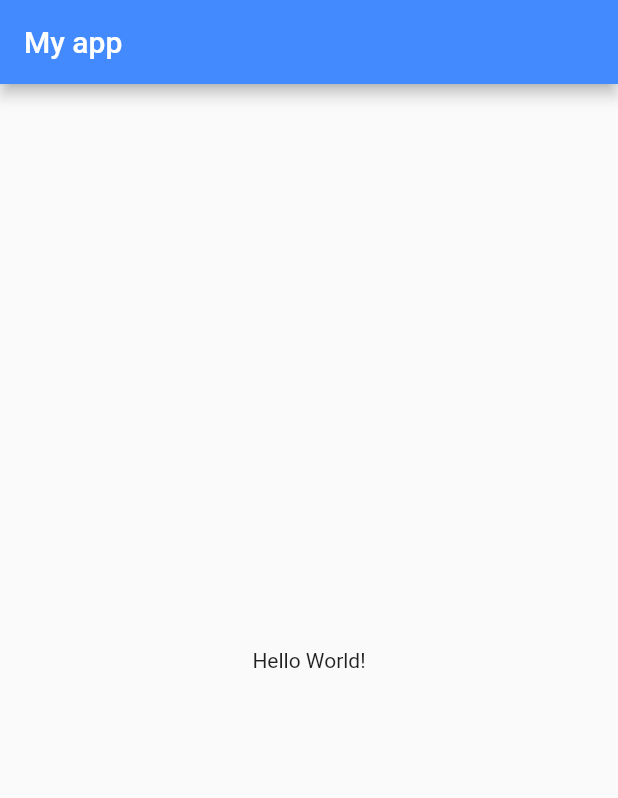
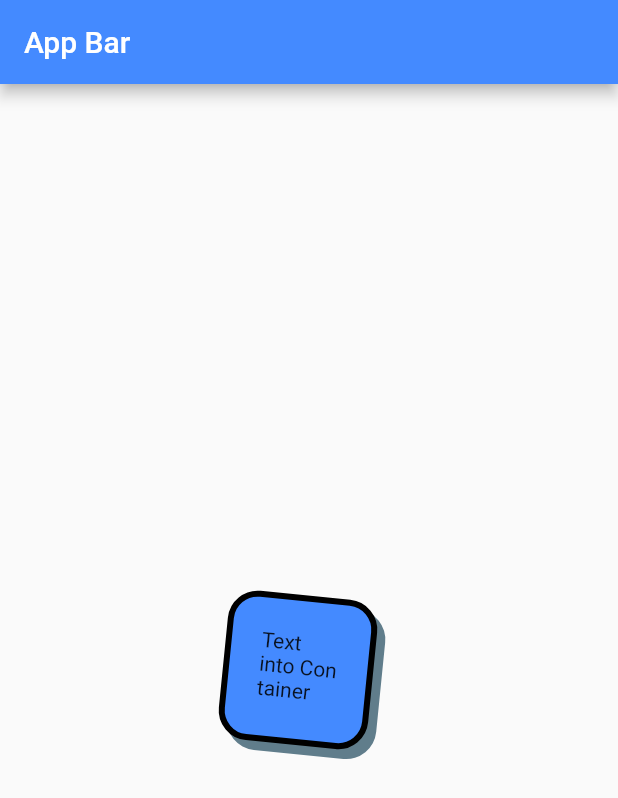
Before and after one commit to franGaraventa/flutterCourse, a Flutter app: the screen it shows after launch, on a phone screen of 412 x 824 dp. Shown: the top 798 px of the screen. Run offline on Flutter 3.47's test engine with Material 2 defaults, Android fonts, the phone set to English and light mode, and no system bars.

Commit message:
[05/30] Container

```diff
--- a/lib/src/app.dart
+++ b/lib/src/app.dart
@@ -1,5 +1,7 @@
 import 'package:flutter/cupertino.dart';
 import 'package:flutter/material.dart';
+import 'package:flutter_course/utils/Strings.dart';
+import 'package:flutter_course/utils/dimension.dart';
 
 class MyApp extends StatefulWidget {
   @override
@@ -10,15 +12,35 @@ class _MyAppState extends State<MyApp> {
   @override
   Widget build(BuildContext context) {
     return MaterialApp(
-      title: "My App",
+      title: appTitle,
       theme: ThemeData(primaryColor: Colors.blueAccent),
       home: Scaffold(
         appBar: AppBar(
-          title: Text("My app"),
+          title: Text(appBarTitle),
         ),
         body: Center(
-          child: Text("Hello World!"),
-        ),
+            child: Container(
+          height: Dimension.containerHeight,
+          width: Dimension.containerWidth,
+          margin: EdgeInsets.all(Dimension.containerMargin),
+          padding: EdgeInsets.all(Dimension.containerPadding),
+          decoration: BoxDecoration(
+              border: Border.all(
+                  width: Dimension.containerBoxDecorationBorder,
+                  color: Colors.black),
+              color: Colors.blueAccent.shade200,
+              borderRadius: BorderRadius.circular(
+                  Dimension.containerBoxDecorationBorderRadius),
+              boxShadow: [
+                BoxShadow(
+                    color: Colors.blueGrey,
+                    offset: Offset(
+                        Dimension.containerBoxDecorationBoxShadowOffset,
+                        Dimension.containerBoxDecorationBoxShadowOffset))
+              ]),
+          child: Text("Text into Container"),
+          transform: Matrix4.rotationZ(Dimension.containerTransformRotationZ),
+        )),
       ),
     );
   }
--- /dev/null
+++ b/lib/utils/Strings.dart
@@ -0,0 +1,2 @@
+const String appTitle = "My App";
+const String appBarTitle = "App Bar";
--- /dev/null
+++ b/lib/utils/dimension.dart
@@ -0,0 +1,10 @@
+abstract class Dimension {
+  static const double containerHeight = 100;
+  static const double containerWidth = 100;
+  static const double containerMargin = 20;
+  static const double containerPadding = 20;
+  static const double containerBoxDecorationBorder = 4;
+  static const double containerBoxDecorationBorderRadius = 20;
+  static const double containerBoxDecorationBoxShadowOffset = 6.0;
+  static const double containerTransformRotationZ = 0.1;
+}
```
